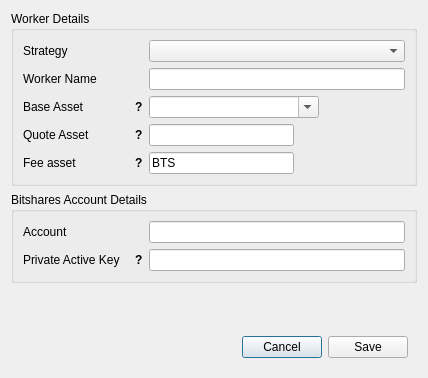
Qt form dexbot/views/ui/create_worker_window.ui (xeroc/stakemachine) before a commit.
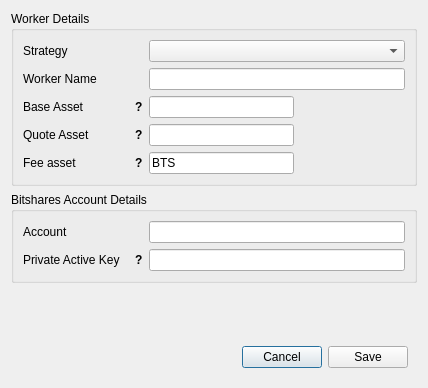
The same form after that commit.

Commit message: Change base asset field to blank field

The edit to the form file:
```diff
--- a/dexbot/views/ui/create_worker_window.ui
+++ b/dexbot/views/ui/create_worker_window.ui
@@ -7,7 +7,7 @@
     <x>0</x>
     <y>0</y>
     <width>428</width>
-    <height>378</height>
+    <height>388</height>
    </rect>
   </property>
   <property name="windowTitle">
@@ -323,25 +323,6 @@
         </property>
        </widget>
       </item>
-      <item row="2" column="1">
-       <widget class="QComboBox" name="base_asset_input">
-        <property name="sizePolicy">
-         <sizepolicy hsizetype="Fixed" vsizetype="Fixed">
-          <horstretch>0</horstretch>
-          <verstretch>0</verstretch>
-         </sizepolicy>
-        </property>
-        <property name="minimumSize">
-         <size>
-          <width>170</width>
-          <height>0</height>
-         </size>
-        </property>
-        <property name="editable">
-         <bool>true</bool>
-        </property>
-       </widget>
-      </item>
       <item row="2" column="0">
        <widget class="QWidget" name="base_asset_wrap" native="true">
         <property name="sizePolicy">
@@ -631,6 +612,28 @@
         </property>
        </widget>
       </item>
+      <item row="2" column="1">
+       <widget class="QLineEdit" name="base_asset_input">
+        <property name="sizePolicy">
+         <sizepolicy hsizetype="Fixed" vsizetype="Fixed">
+          <horstretch>0</horstretch>
+          <verstretch>0</verstretch>
+         </sizepolicy>
+        </property>
+        <property name="minimumSize">
+         <size>
+          <width>145</width>
+          <height>0</height>
+         </size>
+        </property>
+        <property name="maximumSize">
+         <size>
+          <width>80</width>
+          <height>16777215</height>
+         </size>
+        </property>
+       </widget>
+      </item>
      </layout>
     </widget>
    </item>
```
Left out of the diff: 1 changed line with no effect on the pictures. The commit also changes 6 other files.
